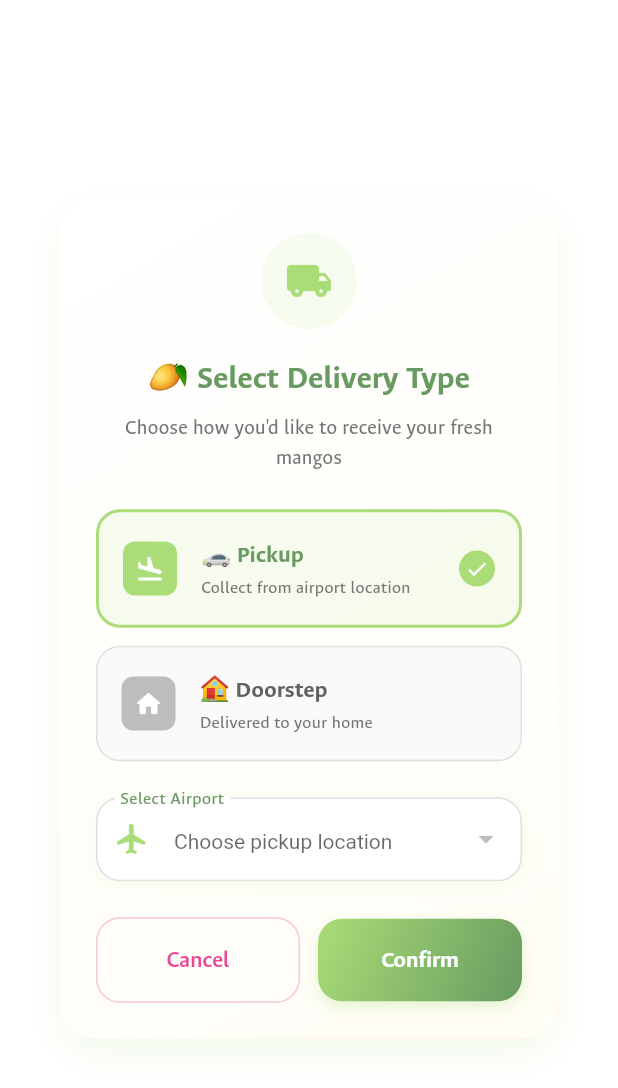
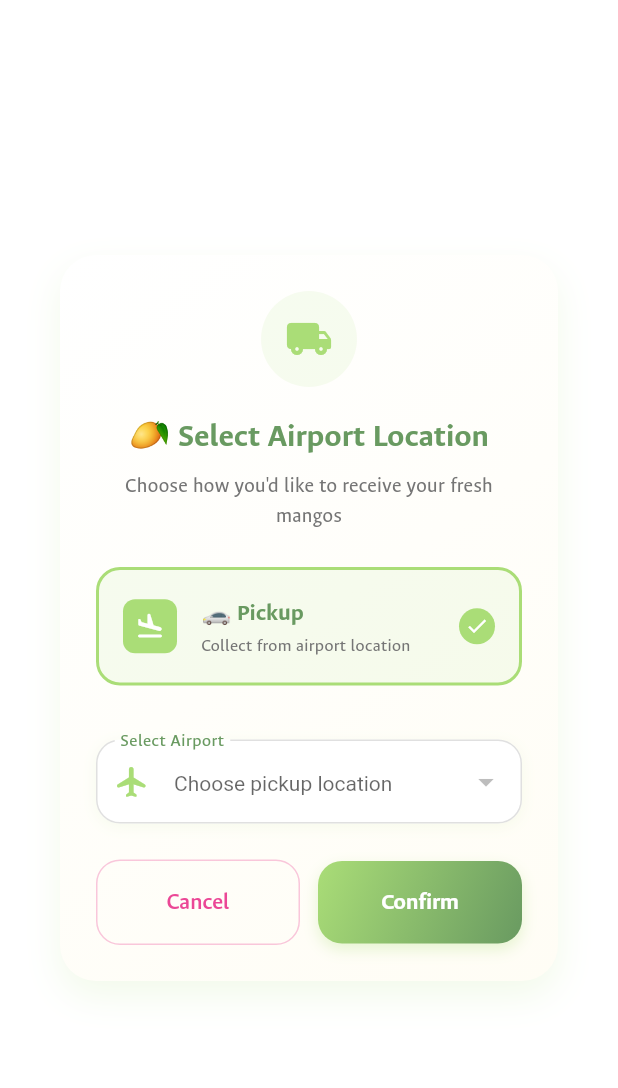
Before and after one commit to as3hr-aash1r-org/farm-fresh-app, a Flutter app: the DeliveryTypeDialog widget shown alone on an empty page, opened directly, after a tap on "🚗 Pickup", on a phone screen of 412 x 824 dp. Shown: the top 1088 px of the screen. Run offline on Flutter 3.47's test engine with Material 3 defaults, Android fonts, the light colour scheme and no system bars; our stand-ins replace bloc, dartz, device_preview, dio, flutter_bloc, flutter_screenutil and 7 more; accounts and stored records are empty; network calls fail.

Commit message:
Fixed delivery issue

```diff
--- a/lib/presentation/home/components/delivery_type_dialog.dart
+++ b/lib/presentation/home/components/delivery_type_dialog.dart
@@ -97,7 +97,7 @@ class _DeliveryTypeDialogState extends State<DeliveryTypeDialog>
                       ),
                       const SizedBox(height: 16),
                       const Text(
-                        "🥭 Select Delivery Type",
+                        "🥭 Select Airport Location",
                         style: TextStyle(
                           fontSize: 22,
                           fontWeight: FontWeight.bold,
@@ -125,13 +125,13 @@ class _DeliveryTypeDialogState extends State<DeliveryTypeDialog>
                         homeCubit,
                       ),
                       const SizedBox(height: 12),
-                      _buildDeliveryOption(
-                        DeliveryType.doorstep,
-                        "🏠 Doorstep",
-                        "Delivered to your home",
-                        Icons.home_rounded,
-                        homeCubit,
-                      ),
+                      // _buildDeliveryOption(
+                      //   DeliveryType.doorstep,
+                      //   "🏠 Doorstep",
+                      //   "Delivered to your home",
+                      //   Icons.home_rounded,
+                      //   homeCubit,
+                      // ),
 
                       // Conditional fields with animation
                       AnimatedContainer(
@@ -141,25 +141,25 @@ class _DeliveryTypeDialogState extends State<DeliveryTypeDialog>
                         child: Column(
                           children: [
                             // Doorstep flow
-                            if (_tempSelectedType == DeliveryType.doorstep) ...[
-                              const SizedBox(height: 24),
-                              _buildEnhancedDropdown(
-                                value: state.selectedState,
-                                items: state.states,
-                                labelText: "Select State",
-                                hintText: "Choose your state",
-                                icon: Icons.location_on_rounded,
-                                onChanged: (val) =>
-                                    homeCubit.updateSelectedState(val!),
-                              ),
-                              const SizedBox(height: 16),
-                              _buildEnhancedTextField(
-                                hintText: "Enter Zip Code",
-                                icon: Icons.pin_drop_rounded,
-                                keyboardType: TextInputType.number,
-                                onChanged: homeCubit.updateZipCode,
-                              ),
-                            ],
+                            // if (_tempSelectedType == DeliveryType.doorstep) ...[
+                            //   const SizedBox(height: 24),
+                            //   _buildEnhancedDropdown(
+                            //     value: state.selectedState,
+                            //     items: state.states,
+                            //     labelText: "Select State",
+                            //     hintText: "Choose your state",
+                            //     icon: Icons.location_on_rounded,
+                            //     onChanged: (val) =>
+                            //         homeCubit.updateSelectedState(val!),
+                            //   ),
+                            //   const SizedBox(height: 16),
+                            //   _buildEnhancedTextField(
+                            //     hintText: "Enter Zip Code",
+                            //     icon: Icons.pin_drop_rounded,
+                            //     keyboardType: TextInputType.number,
+                            //     onChanged: homeCubit.updateZipCode,
+                            //   ),
+                            // ],
 
                             // Pickup flow
                             if (_tempSelectedType == DeliveryType.pickup) ...[
@@ -445,48 +445,48 @@ class _DeliveryTypeDialogState extends State<DeliveryTypeDialog>
     );
   }
 
-  Widget _buildEnhancedTextField({
-    required String hintText,
-    required IconData icon,
-    required TextInputType keyboardType,
-    required Function(String) onChanged,
-  }) {
-    return Container(
-      decoration: BoxDecoration(
-        borderRadius: BorderRadius.circular(16),
-        boxShadow: [
-          BoxShadow(
-            color: AppColor.primary.withOpacity(0.1),
-            blurRadius: 8,
-            offset: const Offset(0, 2),
-          ),
-        ],
-      ),
-      child: TextField(
-        decoration: InputDecoration(
-          hintText: hintText,
-          prefixIcon: Icon(icon, color: AppColor.primary),
-          filled: true,
-          fillColor: Colors.white,
-          border: OutlineInputBorder(
-            borderRadius: BorderRadius.circular(16),
-            borderSide: BorderSide.none,
-          ),
-          enabledBorder: OutlineInputBorder(
-            borderRadius: BorderRadius.circular(16),
-            borderSide: BorderSide(color: Colors.grey[300]!),
-          ),
-          focusedBorder: OutlineInputBorder(
-            borderRadius: BorderRadius.circular(16),
-            borderSide: const BorderSide(color: AppColor.primary, width: 2),
-          ),
-          hintStyle: TextStyle(color: Colors.grey[500]),
-        ),
-        keyboardType: keyboardType,
-        onChanged: onChanged,
-      ),
-    );
-  }
+  // Widget _buildEnhancedTextField({
+  //   required String hintText,
+  //   required IconData icon,
+  //   required TextInputType keyboardType,
+  //   required Function(String) onChanged,
+  // }) {
+  //   return Container(
+  //     decoration: BoxDecoration(
+  //       borderRadius: BorderRadius.circular(16),
+  //       boxShadow: [
+  //         BoxShadow(
+  //           color: AppColor.primary.withOpacity(0.1),
+  //           blurRadius: 8,
+  //           offset: const Offset(0, 2),
+  //         ),
+  //       ],
+  //     ),
+  //     child: TextField(
+  //       decoration: InputDecoration(
+  //         hintText: hintText,
+  //         prefixIcon: Icon(icon, color: AppColor.primary),
+  //         filled: true,
+  //         fillColor: Colors.white,
+  //         border: OutlineInputBorder(
+  //           borderRadius: BorderRadius.circular(16),
+  //           borderSide: BorderSide.none,
+  //         ),
+  //         enabledBorder: OutlineInputBorder(
+  //           borderRadius: BorderRadius.circular(16),
+  //           borderSide: BorderSide(color: Colors.grey[300]!),
+  //         ),
+  //         focusedBorder: OutlineInputBorder(
+  //           borderRadius: BorderRadius.circular(16),
+  //           borderSide: const BorderSide(color: AppColor.primary, width: 2),
+  //         ),
+  //         hintStyle: TextStyle(color: Colors.grey[500]),
+  //       ),
+  //       keyboardType: keyboardType,
+  //       onChanged: onChanged,
+  //     ),
+  //   );
+  // }
 
   bool _canConfirm() {
     if (_tempSelectedType == DeliveryType.doorstep) {
--- a/lib/presentation/home/components/product_card.dart
+++ b/lib/presentation/home/components/product_card.dart
@@ -188,9 +188,11 @@ class ProductCard extends StatelessWidget {
                         onTap: isOutOfStock
                             ? null
                             : () async {
+                                final homeState = sl<HomeCubit>().state;
                                 final deliveryType =
-                                    sl<HomeCubit>().state.selectedDeliveryType;
-                                if (deliveryType == DeliveryType.none) {
+                                    homeState.selectedDeliveryType;
+                                if (deliveryType == DeliveryType.pickup &&
+                                    homeState.selectedAirport == null) {
                                   await showDialog(
                                     context: context,
                                     builder: (_) => const DeliveryTypeDialog(),
```
Also changed, not shown: 4 other files.
